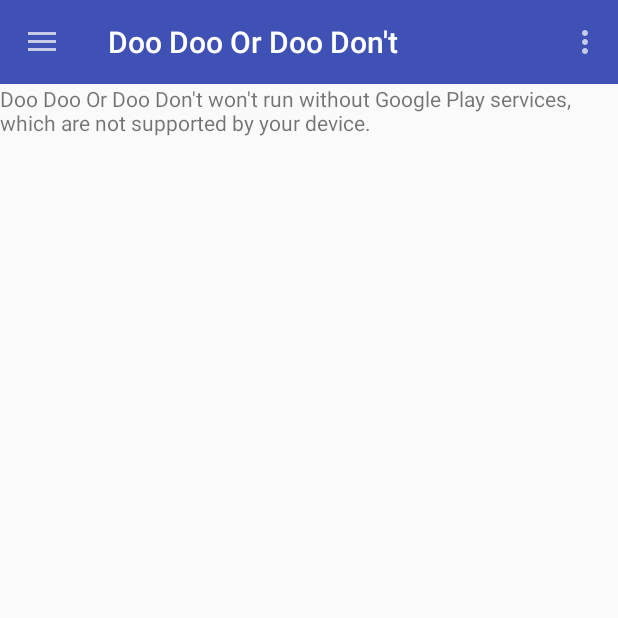
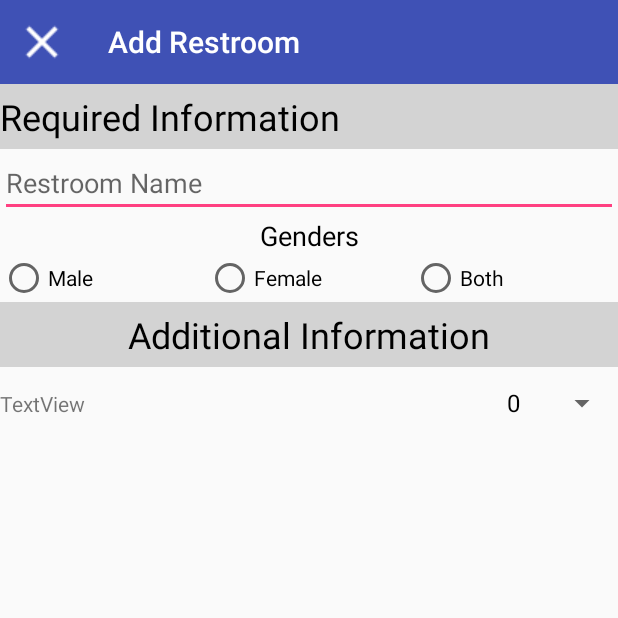
Before and after one commit to dtallman5/DooDooOrDooDont, an Android app: the screen it shows after launch (MainActivity before the commit, AddRestroom after it), after a tap on "Import", on a phone screen of 412 x 824 dp, the top half of it. Run offline under Robolectric (Android 15) with nearby library versions, the phone set to English and light mode, and no system bars; 1 other tap on this screen came first.

Commit message:
Started work on a AddRestroom Page

```diff
--- a/app/src/main/AndroidManifest.xml
+++ b/app/src/main/AndroidManifest.xml
@@ -26,6 +26,7 @@
                 <category android:name="android.intent.category.LAUNCHER" />
             </intent-filter>
         </activity>
+        <activity android:name=".AddRestroom"/>
     </application>
 
 </manifest>
--- /dev/null
+++ b/app/src/main/java/doodoo/doodooordoodont/AddRestroom.java
@@ -0,0 +1,51 @@
+package doodoo.doodooordoodont;
+
+import android.os.Bundle;
+import android.support.v7.app.AppCompatActivity;
+import android.support.v7.widget.Toolbar;
+import android.view.MenuItem;
+import android.widget.ArrayAdapter;
+import android.widget.Spinner;
+
+
+/**
+ * Created by David on 3/11/2018.
+ */
+
+public class AddRestroom extends AppCompatActivity {
+
+    @Override
+    protected void onCreate(Bundle savedInstanceState) {
+        super.onCreate(savedInstanceState);
+
+        //Sets the content view and initializes the toolbar
+        setContentView(R.layout.content_add_restroom);
+        Toolbar toolbar = (Toolbar) findViewById(R.id.addtoolbar);
+        toolbar.setTitle("Add Restroom");
+        setSupportActionBar(toolbar);
+
+        Spinner stallSpinner = (Spinner) findViewById(R.id.stallSpinner);
+        String[] items = {"0","1","2","3","4","5","6","7+"};
+        ArrayAdapter<String> adapter = new ArrayAdapter<>(this, android.R.layout.simple_spinner_dropdown_item,items);
+        stallSpinner.setAdapter(adapter);
+
+
+        this.getSupportActionBar().setDisplayHomeAsUpEnabled(true);
+        this.getSupportActionBar().setHomeAsUpIndicator(R.drawable.ic_close_white_24dp);
+    }
+
+
+    @Override
+    public boolean onOptionsItemSelected(MenuItem item) {
+        // Handle action bar item clicks here. The action bar will
+        // automatically handle clicks on the Home/Up button, so long
+        // as you specify a parent activity in AndroidManifest.xml.
+        int id = item.getItemId();
+        if (id == android.R.id.home){
+            super.onBackPressed();
+        }
+
+        return super.onOptionsItemSelected(item);
+    }
+
+}
--- a/app/src/main/java/doodoo/doodooordoodont/MainActivity.java
+++ b/app/src/main/java/doodoo/doodooordoodont/MainActivity.java
@@ -1,14 +1,12 @@
 package doodoo.doodooordoodont;
 import android.Manifest;
 import android.content.Context;
+import android.content.Intent;
 import android.content.pm.PackageManager;
 import android.os.Bundle;
 import android.support.annotation.NonNull;
-import android.support.design.widget.FloatingActionButton;
-import android.support.design.widget.Snackbar;
 import android.support.v4.app.ActivityCompat;
 import android.support.v4.content.ContextCompat;
-import android.view.View;
 import android.support.design.widget.NavigationView;
 import android.support.v4.view.GravityCompat;
 import android.support.v4.widget.DrawerLayout;
@@ -20,11 +18,9 @@ import android.view.MenuItem;
 import android.widget.Toast;
 
 //Google Maps Imports
-import com.google.android.gms.maps.CameraUpdateFactory;
 import com.google.android.gms.maps.GoogleMap;
 import com.google.android.gms.maps.OnMapReadyCallback;
 import com.google.android.gms.maps.SupportMapFragment;
-import com.google.android.gms.maps.model.BitmapDescriptorFactory;
 import com.google.android.gms.maps.model.LatLng;
 import com.google.android.gms.maps.model.Marker;
 import com.google.android.gms.maps.model.MarkerOptions;
@@ -54,7 +50,7 @@ public class MainActivity extends AppCompatActivity
         context = this;
 
         //Sets the content view and initializes the toolbar
-        setContentView(R.layout.activity_main);
+        setContentView(R.layout.drawer_main);
         Toolbar toolbar = (Toolbar) findViewById(R.id.toolbar);
         setSupportActionBar(toolbar);
 
@@ -136,10 +132,16 @@ public class MainActivity extends AppCompatActivity
     public boolean onNavigationItemSelected(MenuItem item) {
         // Gets the id of the item selected
         int id = item.getItemId();
+        DrawerLayout drawer = (DrawerLayout) findViewById(R.id.drawer_layout);
+        Intent nextScreen;
 
         //Checks which item was selected and handles the appropriate action
         if (id == R.id.nav_camera) {
-
+            drawer.closeDrawer(GravityCompat.START);
+            nextScreen = new Intent(this,AddRestroom.class);
+            //nextScreen.putExtra("Lat", )
+            startActivity(nextScreen);
+            return true;
         } else if (id == R.id.nav_gallery) {
 
         } else if (id == R.id.nav_slideshow) {
@@ -153,7 +155,6 @@ public class MainActivity extends AppCompatActivity
         }
 
         //Closes the drawer
-        DrawerLayout drawer = (DrawerLayout) findViewById(R.id.drawer_layout);
         drawer.closeDrawer(GravityCompat.START);
         return true;
     }
--- /dev/null
+++ b/app/src/main/res/layout/content_add_restroom.xml
@@ -0,0 +1,122 @@
+<?xml version="1.0" encoding="utf-8"?>
+<LinearLayout xmlns:android="http://schemas.android.com/apk/res/android"
+    xmlns:app="http://schemas.android.com/apk/res-auto"
+    android:layout_width="match_parent"
+    android:layout_height="match_parent"
+    android:orientation="vertical">
+
+
+    <android.support.v7.widget.Toolbar
+        android:id="@+id/addtoolbar"
+        android:layout_width="match_parent"
+        android:layout_height="wrap_content"
+        android:background="?attr/colorPrimary"
+        app:theme="@style/ThemeOverlay.AppCompat.Dark"></android.support.v7.widget.Toolbar>
+
+
+    <LinearLayout
+        android:layout_width="match_parent"
+        android:layout_height="wrap_content"
+        android:orientation="vertical">
+
+        <TextView
+            android:id="@+id/textView4"
+            android:layout_width="match_parent"
+            android:layout_height="wrap_content"
+            android:background="@color/colorLightGray"
+            android:paddingBottom="5dp"
+            android:paddingTop="5dp"
+            android:text="Required Information"
+            android:textColor="@android:color/black"
+            android:textSize="24sp" />
+
+        <EditText
+            android:id="@+id/nameField"
+            android:layout_width="match_parent"
+            android:layout_height="wrap_content"
+            android:ems="10"
+            android:hint="Restroom Name"
+            android:inputType="textPersonName" />
+
+        <TextView
+            android:id="@+id/Genders"
+            android:layout_width="match_parent"
+            android:layout_height="wrap_content"
+            android:text="Genders"
+            android:textAlignment="center"
+            android:textColor="@android:color/black"
+            android:textSize="18sp" />
+
+        <LinearLayout
+            android:layout_width="match_parent"
+            android:layout_height="match_parent"
+            android:orientation="horizontal">
+
+            <RadioGroup
+                android:id="@+id/genderGroup"
+                android:layout_width="match_parent"
+                android:layout_height="match_parent"
+                android:layout_weight="1"
+                android:orientation="horizontal">
+
+                <RadioButton
+                    android:id="@+id/maleButton"
+                    android:layout_width="match_parent"
+                    android:layout_height="wrap_content"
+                    android:layout_weight="1"
+                    android:text="Male" />
+
+                <RadioButton
+                    android:id="@+id/femaleButton"
+                    android:layout_width="match_parent"
+                    android:layout_height="wrap_content"
+                    android:layout_weight="1"
+                    android:text="Female" />
+
+                <RadioButton
+                    android:id="@+id/bothButton"
+                    android:layout_width="match_parent"
+                    android:layout_height="wrap_content"
+                    android:layout_weight="1"
+                    android:text="Both" />
+
+            </RadioGroup>
+
+        </LinearLayout>
+
+        <TextView
+            android:id="@+id/textView8"
+            android:layout_width="match_parent"
+            android:layout_height="wrap_content"
+            android:layout_weight="1"
+            android:background="@color/colorLightGray"
+            android:paddingBottom="5dp"
+            android:paddingTop="5dp"
+            android:text="Additional Information"
+            android:textAlignment="center"
+            android:textColor="@android:color/black"
+            android:textSize="24sp" />
+
+        <LinearLayout
+            android:layout_width="match_parent"
+            android:layout_height="match_parent"
+            android:orientation="horizontal">
+
+            <TextView
+                android:id="@+id/textView9"
+                android:layout_width="wrap_content"
+                android:layout_height="wrap_content"
+                android:layout_weight="1"
+                android:text="TextView" />
+
+            <Spinner
+                android:id="@+id/stallSpinner"
+                android:layout_width="wrap_content"
+                android:layout_height="wrap_content">
+
+            </Spinner>
+        </LinearLayout>
+
+    </LinearLayout>
+
+</LinearLayout>
--- a/app/src/main/res/values/colors.xml
+++ b/app/src/main/res/values/colors.xml
@@ -3,5 +3,6 @@
     <color name="colorPrimary">#3F51B5</color>
     <color name="colorPrimaryDark">#303F9F</color>
     <color name="colorAccent">#FF4081</color>
-    <color name="White">#FFFFFF</color>
+    <color name="colorWhite">#FFFFFF</color>
+    <color name="colorLightGray">#D3D3D3</color>
 </resources>
```
Also changed, not shown: app/src/main/res/drawable/ic_close_white_24dp.png (added), app/src/main/res/layout/drawer_main.xml (renamed from app/src/main/res/layout/activity_main.xml).
